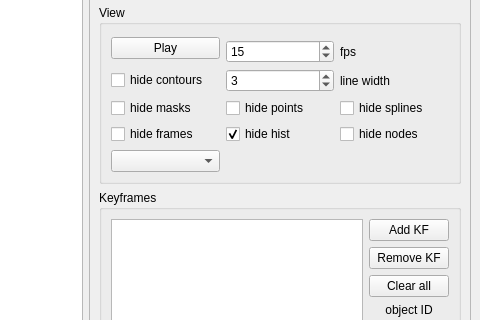
tomgrad/echo, file mainwindow.ui: the form before one commit; both pictures show x 632 to 1112 and y 139 to 459 of the 1112 by 963 pixel window.
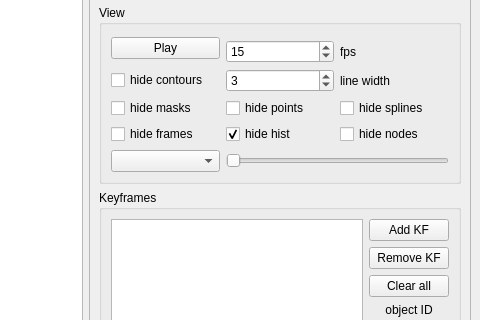
The form after the commit. Custom widgets are drawn as their Qt base class.

Commit message: Enhance longitudinal view with angle slider

What changed in the file:
```diff
--- a/mainwindow.ui
+++ b/mainwindow.ui
@@ -214,6 +214,16 @@
           <item row="7" column="0">
            <widget class="QComboBox" name="longitudinalComboBox"/>
           </item>
+          <item row="7" column="1" colspan="2">
+           <widget class="QSlider" name="angleSlider">
+            <property name="maximum">
+             <number>180</number>
+            </property>
+            <property name="orientation">
+             <enum>Qt::Orientation::Horizontal</enum>
+            </property>
+           </widget>
+          </item>
          </layout>
         </widget>
        </item>
```
The commit also changes 3 other files.
